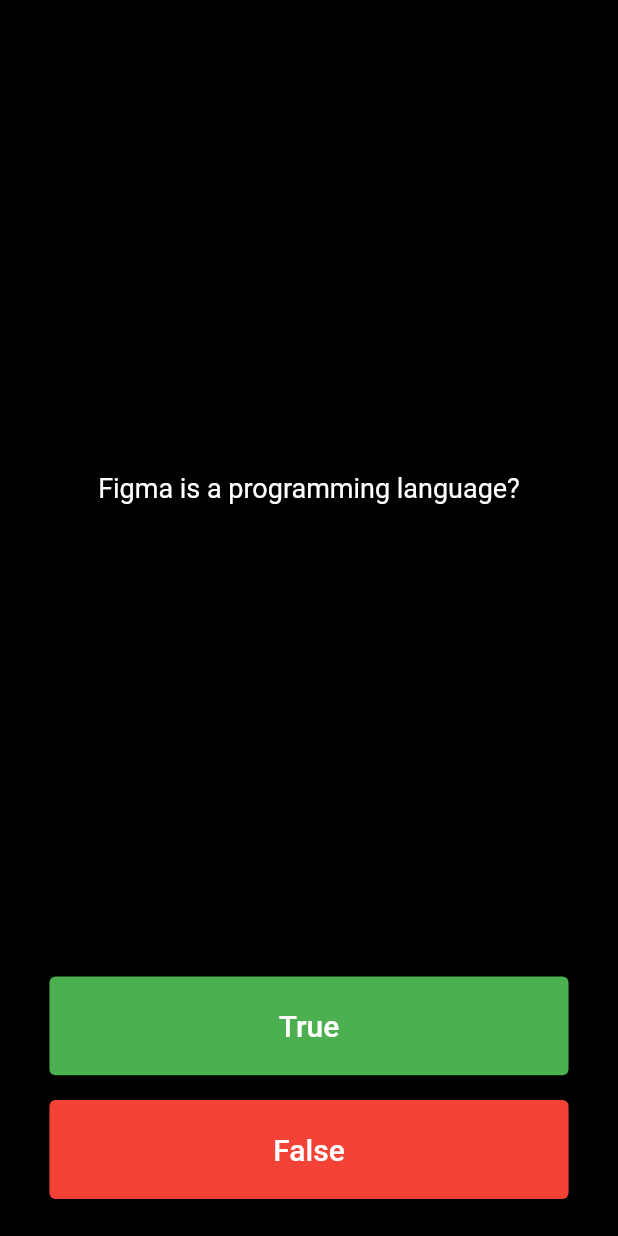
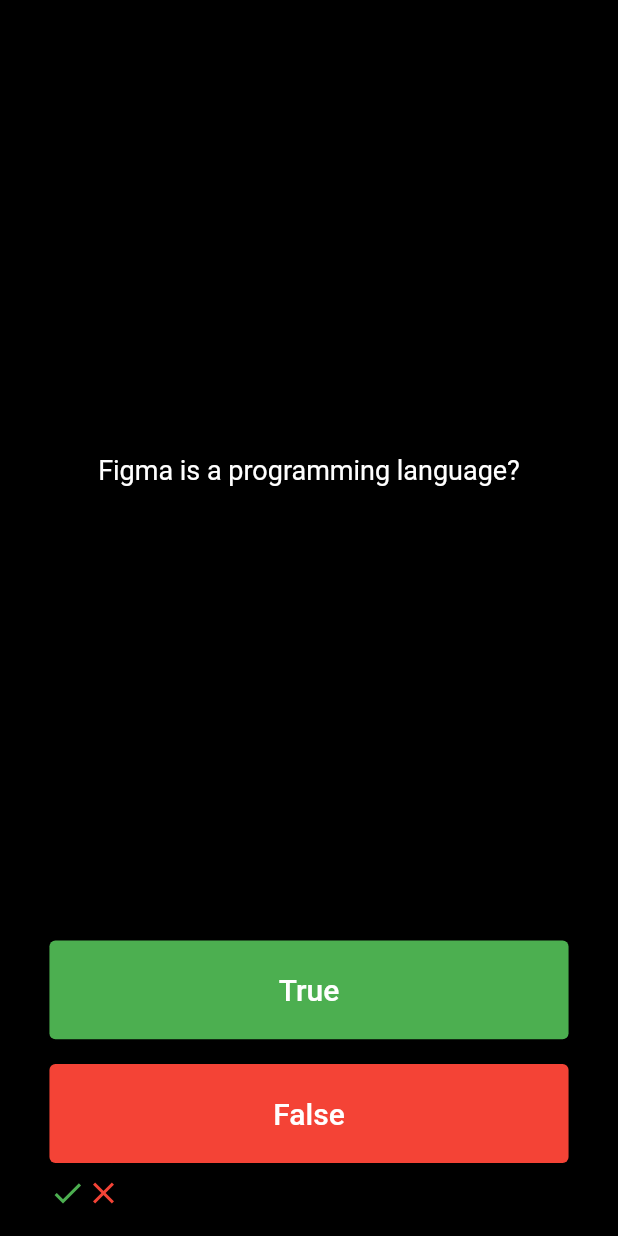
Before and after one commit to Aphosishiro/Quiz-App, a Flutter app: the screen it shows after launch, after a tap on "True", after a tap on "False", on a phone screen of 412 x 824 dp. Run offline on Flutter 3.47's test engine with Material 2 defaults, Android fonts, the phone set to English and light mode, and no system bars.

```diff
--- a/lib/home/home.dart
+++ b/lib/home/home.dart
@@ -39,8 +39,6 @@ class _HomeState extends State<Home> {
 
   int questionNumbers = 0;
 
-  late bool correctanswers;
-
   @override
   Widget build(BuildContext context) {
     Size size = MediaQuery.of(context).size;
@@ -81,11 +79,17 @@ class _HomeState extends State<Home> {
           children: [
             buildQuestionBox(),
             buildAnswerButton(Colors.green, "True", () {
-              correctanswers = answers[questionNumbers];
+              bool correctanswers = answers[questionNumbers];
               if (correctanswers == true) {
-                print("correct");
+                scoreKeeper.add(const Icon(
+                  Icons.check,
+                  color: Colors.green,
+                ));
               } else {
-                print("wrong");
+                scoreKeeper.add(const Icon(
+                  Icons.close,
+                  color: Colors.red,
+                ));
               }
               setState(() {
                 questionNumbers++;
@@ -95,11 +99,17 @@ class _HomeState extends State<Home> {
               height: size.height * 0.02,
             ),
             buildAnswerButton(Colors.red, "False", () {
-              correctanswers = answers[questionNumbers];
+              bool correctanswers = answers[questionNumbers];
               if (correctanswers == false) {
-                print("correct");
+                scoreKeeper.add(const Icon(
+                  Icons.check,
+                  color: Colors.green,
+                ));
               } else {
-                print("wrong");
+                scoreKeeper.add(const Icon(
+                  Icons.close,
+                  color: Colors.red,
+                ));
               }
               setState(() {
                 questionNumbers++;
```
